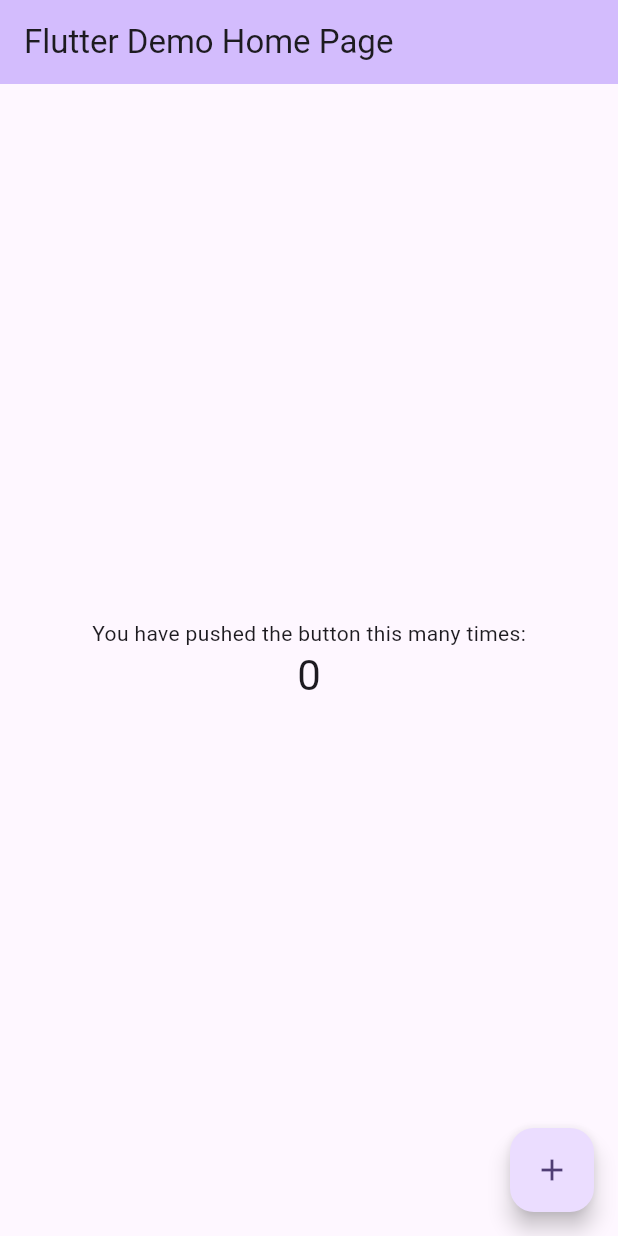
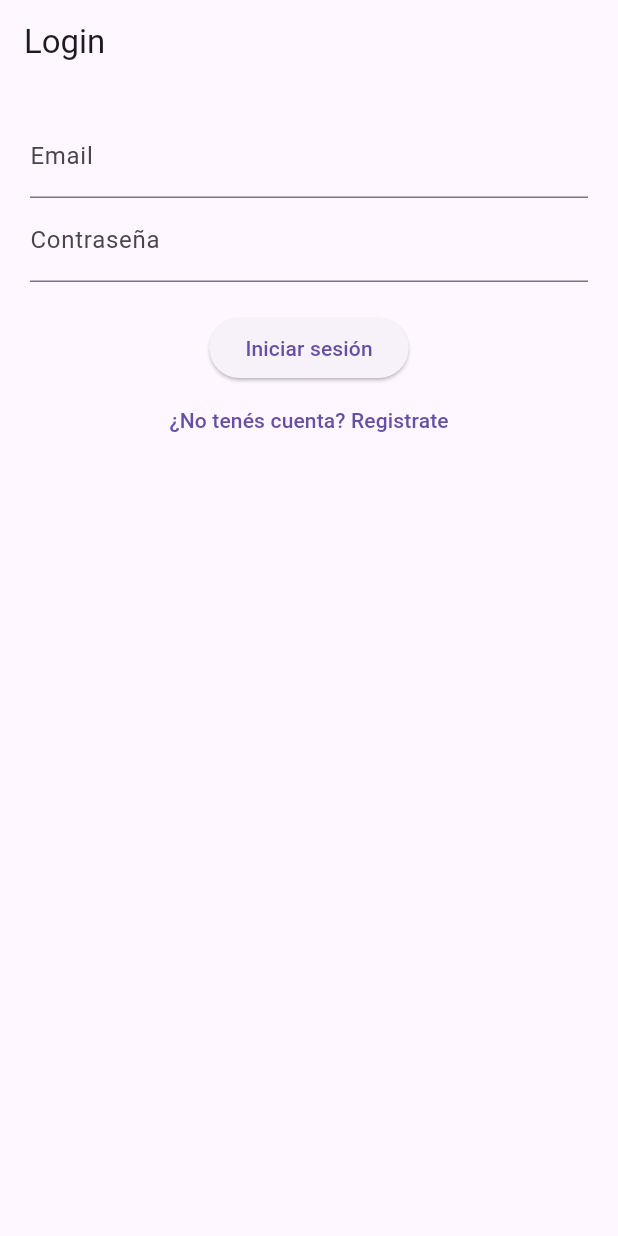
Before and after one commit to BautistaConta/Gym-Manager, a Flutter app: the screen it shows after launch, on a phone screen of 412 x 824 dp. Run offline on Flutter 3.47's test engine with Material 3 defaults, Android fonts, the light colour scheme and no system bars; our stand-ins replace firebase_core; accounts and stored records are empty; generated files the repository leaves out were written again.

Commit message:
Login y registro

```diff
--- /dev/null
+++ b/frontend/lib/core/constants/api_constants.dart
@@ -0,0 +1,6 @@
+class ApiConstants {
+  static const String baseUrl = "http://10.0.2.2:3000"; // backend local
+
+  static const String login = "/auth/login";
+  static const String register = "/auth/register";
+}
--- /dev/null
+++ b/frontend/lib/core/services/auth_service.dart
@@ -0,0 +1,35 @@
+import 'dart:convert';
+import 'package:http/http.dart' as http;
+import '../constants/api_constants.dart';
+
+class AuthService {
+  Future<Map<String, dynamic>> login(String email, String password) async {
+    final response = await http.post(
+      Uri.parse(ApiConstants.baseUrl + ApiConstants.login),
+      headers: {"Content-Type": "application/json"},
+      body: jsonEncode({
+        "email": email,
+        "password": password,
+      }),
+    );
+
+    return jsonDecode(response.body);
+  }
+  Future<Map<String, dynamic>> register(
+  String name,
+  String email,
+  String password,
+) async {
+  final response = await http.post(
+    Uri.parse(ApiConstants.baseUrl + ApiConstants.register),
+    headers: {"Content-Type": "application/json"},
+    body: jsonEncode({
+      "name": name,
+      "email": email,
+      "password": password,
+    }),
+  );
+
+  return jsonDecode(response.body);
+}
+}
--- /dev/null
+++ b/frontend/lib/features/auth/login_page.dart
@@ -0,0 +1,74 @@
+import 'package:flutter/material.dart';
+import '../../core/services/auth_service.dart';
+
+class LoginPage extends StatefulWidget {
+  const LoginPage({super.key});
+
+  @override
+  State<LoginPage> createState() => _LoginPageState();
+}
+
+class _LoginPageState extends State<LoginPage> {
+  final emailController = TextEditingController();
+  final passwordController = TextEditingController();
+  final AuthService _authService = AuthService();
+
+  bool loading = false;
+
+  void handleLogin() async {
+    setState(() => loading = true);
+
+    final response = await _authService.login(
+      emailController.text,
+      passwordController.text,
+    );
+
+    setState(() => loading = false);
+
+    if (response['token'] != null) {
+      ScaffoldMessenger.of(context).showSnackBar(
+        const SnackBar(content: Text('Login exitoso ✅')),
+      );
+    } else {
+      ScaffoldMessenger.of(context).showSnackBar(
+        const SnackBar(content: Text('Error al iniciar sesión')),
+      );
+    }
+  }
+
+  @override
+  Widget build(BuildContext context) {
+    return Scaffold(
+      appBar: AppBar(title: const Text("Login")),
+      body: Padding(
+        padding: const EdgeInsets.all(20),
+        child: Column(
+          children: [
+            TextField(
+              controller: emailController,
+              decoration: const InputDecoration(labelText: "Email"),
+            ),
+            TextField(
+              controller: passwordController,
+              obscureText: true,
+              decoration: const InputDecoration(labelText: "Contraseña"),
+            ),
+            const SizedBox(height: 20),
+            loading
+                ? const CircularProgressIndicator()
+                : ElevatedButton(
+                    onPressed: handleLogin,
+                    child: const Text("Iniciar sesión"),
+                  ),
+         TextButton(
+      onPressed: () {
+      Navigator.pushNamed(context, '/register');
+     },
+        child: const Text("¿No tenés cuenta? Registrate"),
+            ),
+          ],
+        ),
+      ),
+    );
+  }
+}
--- a/frontend/lib/main.dart
+++ b/frontend/lib/main.dart
@@ -1,6 +1,7 @@
 import 'package:flutter/material.dart';
 import 'firebase_options.dart';
 import 'package:firebase_core/firebase_core.dart';
+import 'routes/app_routes.dart';
 
 void main() async {
   WidgetsFlutterBinding.ensureInitialized();
@@ -13,116 +14,12 @@ void main() async {
 class MyApp extends StatelessWidget {
   const MyApp({super.key});
 
-  // This widget is the root of your application.
   @override
   Widget build(BuildContext context) {
     return MaterialApp(
-      title: 'Flutter Demo',
-      theme: ThemeData(
-        // This is the theme of your application.
-        //
-        // TRY THIS: Try running your application with "flutter run". You'll see
-        // the application has a purple toolbar. Then, without quitting the app,
-        // try changing the seedColor in the colorScheme below to Colors.green
-        // and then invoke "hot reload" (save your changes or press the "hot
-        // reload" button in a Flutter-supported IDE, or press "r" if you used
-        // the command line to start the app).
-        //
-        // Notice that the counter didn't reset back to zero; the application
-        // state is not lost during the reload. To reset the state, use hot
-        // restart instead.
-        //
-        // This works for code too, not just values: Most code changes can be
-        // tested with just a hot reload.
-        colorScheme: ColorScheme.fromSeed(seedColor: Colors.deepPurple),
-      ),
-      home: const MyHomePage(title: 'Flutter Demo Home Page'),
+      debugShowCheckedModeBanner: false,
+      initialRoute: AppRoutes.login,
+      routes: AppRoutes.routes,
     );
   }
 }
-
-class MyHomePage extends StatefulWidget {
-  const MyHomePage({super.key, required this.title});
-
-  // This widget is the home page of your application. It is stateful, meaning
-  // that it has a State object (defined below) that contains fields that affect
-  // how it looks.
-
-  // This class is the configuration for the state. It holds the values (in this
-  // case the title) provided by the parent (in this case the App widget) and
-  // used by the build method of the State. Fields in a Widget subclass are
-  // always marked "final".
-
-  final String title;
-
-  @override
-  State<MyHomePage> createState() => _MyHomePageState();
-}
-
-class _MyHomePageState extends State<MyHomePage> {
-  int _counter = 0;
-
-  void _incrementCounter() {
-    setState(() {
-      // This call to setState tells the Flutter framework that something has
-      // changed in this State, which causes it to rerun the build method below
-      // so that the display can reflect the updated values. If we changed
-      // _counter without calling setState(), then the build method would not be
-      // called again, and so nothing would appear to happen.
-      _counter++;
-    });
-  }
-
-  @override
-  Widget build(BuildContext context) {
-    // This method is rerun every time setState is called, for instance as done
-    // by the _incrementCounter method above.
-    //
-    // The Flutter framework has been optimized to make rerunning build methods
-    // fast, so that you can just rebuild anything that needs updating rather
-    // than having to individually change instances of widgets.
-    return Scaffold(
-      appBar: AppBar(
-        // TRY THIS: Try changing the color here to a specific color (to
-        // Colors.amber, perhaps?) and trigger a hot reload to see the AppBar
-        // change color while the other colors stay the same.
-        backgroundColor: Theme.of(context).colorScheme.inversePrimary,
-        // Here we take the value from the MyHomePage object that was created by
-        // the App.build method, and use it to set our appbar title.
-        title: Text(widget.title),
-      ),
-      body: Center(
-        // Center is a layout widget. It takes a single child and positions it
-        // in the middle of the parent.
-        child: Column(
-          // Column is also a layout widget. It takes a list of children and
-          // arranges them vertically. By default, it sizes itself to fit its
-          // children horizontally, and tries to be as tall as its parent.
-          //
-          // Column has various properties to control how it sizes itself and
-          // how it positions its children. Here we use mainAxisAlignment to
-          // center the children vertically; the main axis here is the vertical
-          // axis because Columns are vertical (the cross axis would be
-          // horizontal).
-          //
-          // TRY THIS: Invoke "debug painting" (choose the "Toggle Debug Paint"
-          // action in the IDE, or press "p" in the console), to see the
-          // wireframe for each widget.
-          mainAxisAlignment: MainAxisAlignment.center,
-          children: <Widget>[
-            const Text('You have pushed the button this many times:'),
-            Text(
-              '$_counter',
-              style: Theme.of(context).textTheme.headlineMedium,
-            ),
-          ],
-        ),
-      ),
-      floatingActionButton: FloatingActionButton(
-        onPressed: _incrementCounter,
-        tooltip: 'Increment',
-        child: const Icon(Icons.add),
-      ), // This trailing comma makes auto-formatting nicer for build methods.
-    );
-  }
-}
--- /dev/null
+++ b/frontend/lib/routes/app_routes.dart
@@ -0,0 +1,13 @@
+import 'package:flutter/material.dart';
+import '../features/auth/login_page.dart';
+import '../features/auth/register_page.dart';
+
+class AppRoutes {
+  static const String login = '/login';
+  static const String register = '/register';
+
+  static Map<String, WidgetBuilder> routes = {
+    login: (_) => const LoginPage(),
+     register: (_) => const RegisterPage(),
+  };
+}
```
Also changed, not shown: frontend/lib/features/auth/register_page.dart (added, +84 -0 lines).
